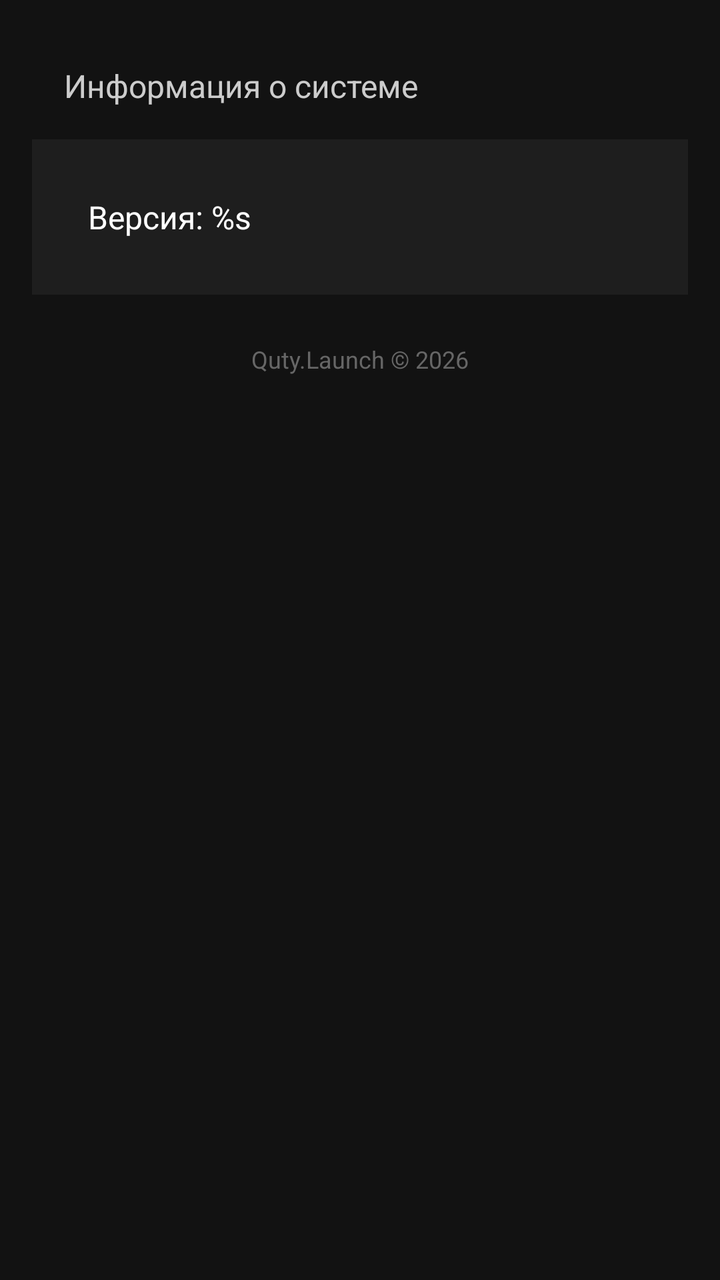
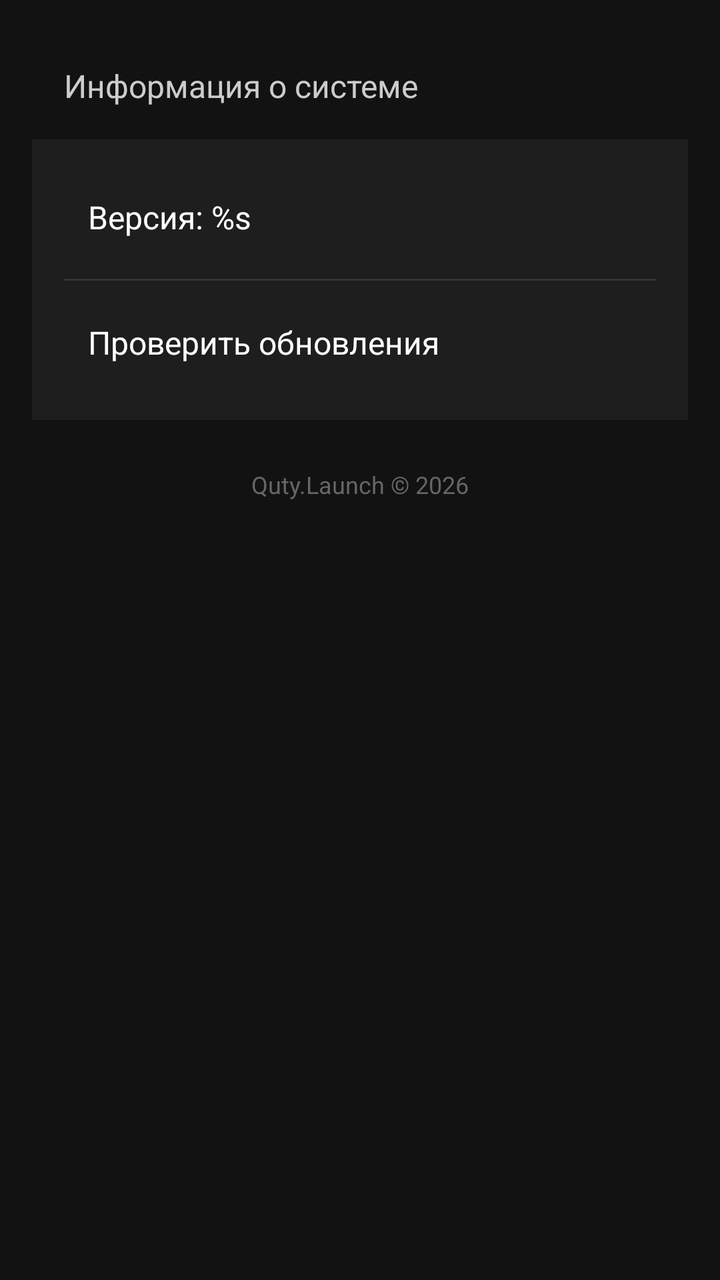

Screens rendered from an Android XML layout before and after an edit, with the pre-edit source and the edit as a unified diff.
<!-- AndroidManifest.xml: application theme Theme.QutyLaunch -->
<!-- res/layout/fragment_settings_system.xml -->
<LinearLayout xmlns:android="http://schemas.android.com/apk/res/android"
    android:layout_width="match_parent"
    android:layout_height="match_parent"
    android:orientation="vertical"
    android:background="#121212"
    android:padding="16dp">

    <TextView
        android:layout_width="match_parent"
        android:layout_height="wrap_content"
        android:text="Информация о системе"
        android:textColor="#CCCCCC"
        android:textSize="16sp"
        android:padding="16dp"
        android:paddingTop="8dp"/>

    <LinearLayout
        android:layout_width="match_parent"
        android:layout_height="wrap_content"
        android:orientation="vertical"
        android:background="#1E1E1E"
        android:padding="16dp">

        <TextView
            android:id="@+id/version_text"
            android:layout_width="match_parent"
            android:layout_height="wrap_content"
            android:text="@string/version_format"
            android:textColor="#FFFFFF"
            android:textSize="16sp"
            android:padding="12dp"/>

        
        

    </LinearLayout>

    
    <TextView
        android:layout_width="match_parent"
        android:layout_height="wrap_content"
        android:text="Quty.Launch © 2026"
        android:textColor="#666666"
        android:textSize="12sp"
        android:gravity="center"
        android:padding="24dp"/>

</LinearLayout>
<!-- resources referenced by this layout -->
<resources>
  <string name="version_format">Версия: %s</string>
  <style name="Theme.QutyLaunch" parent="Theme.AppCompat.NoActionBar">
          
          <item name="android:navigationBarColor">@android:color/transparent</item>
          <item name="android:statusBarColor">@android:color/transparent</item>
  
          
          <item name="android:windowLayoutInDisplayCutoutMode">shortEdges</item>
      </style>
</resources>

<!-- the commit's change to res/layout/fragment_settings_system.xml (unified diff, before → after) -->
@@ -31,6 +31,42 @@
             android:padding="12dp"/>
 
         
+        <View
+            android:layout_width="match_parent"
+            android:layout_height="1dp"
+            android:background="#333333"
+            android:layout_marginVertical="8dp"/>
+
+        
+        <LinearLayout
+            android:id="@+id/check_update_button"
+            android:layout_width="match_parent"
+            android:layout_height="wrap_content"
+            android:orientation="horizontal"
+            android:padding="12dp"
+            android:background="?android:attr/selectableItemBackground"
+            android:gravity="center_vertical">
+
+            <TextView
+                android:layout_width="0dp"
+                android:layout_height="wrap_content"
+                android:layout_weight="1"
+                android:text="Проверить обновления"
+                android:textColor="#FFFFFF"
+                android:textSize="16sp"/>
+
+            <TextView
+                android:id="@+id/update_status"
+                android:layout_width="wrap_content"
+                android:layout_height="wrap_content"
+                android:text=""
+                android:textColor="#4CAF50"
+                android:textSize="14sp"
+                android:visibility="gone"/>
+
+        </LinearLayout>
+
+        
         
 
     </LinearLayout>
